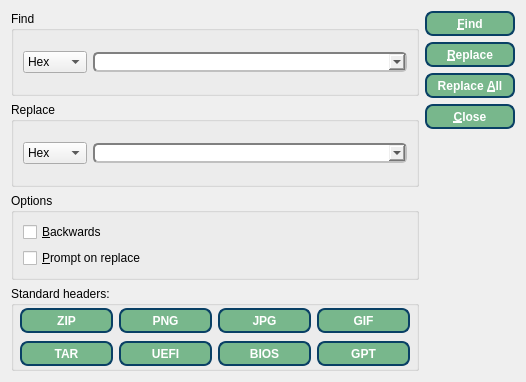
Qt form IMSProg_programmer/searchdialog.ui (bigbigmdm/IMSProg) before a commit.
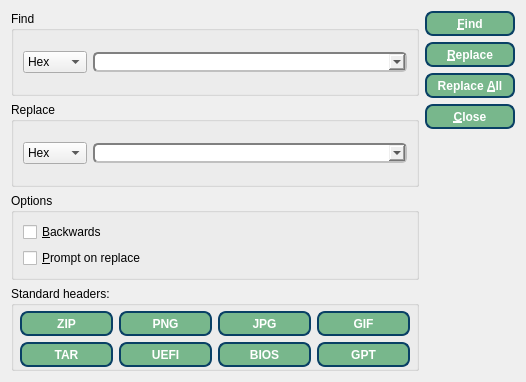
The same form after that commit.

Diff of the .ui file:
```diff
--- a/IMSProg_programmer/searchdialog.ui
+++ b/IMSProg_programmer/searchdialog.ui
@@ -152,7 +152,7 @@
           <item>
            <layout class="QHBoxLayout" name="horizontalLayout_5">
             <property name="topMargin">
-             <number>0</number>
+             <number>5</number>
             </property>
             <item>
              <widget class="QPushButton" name="pb_zip">
```
